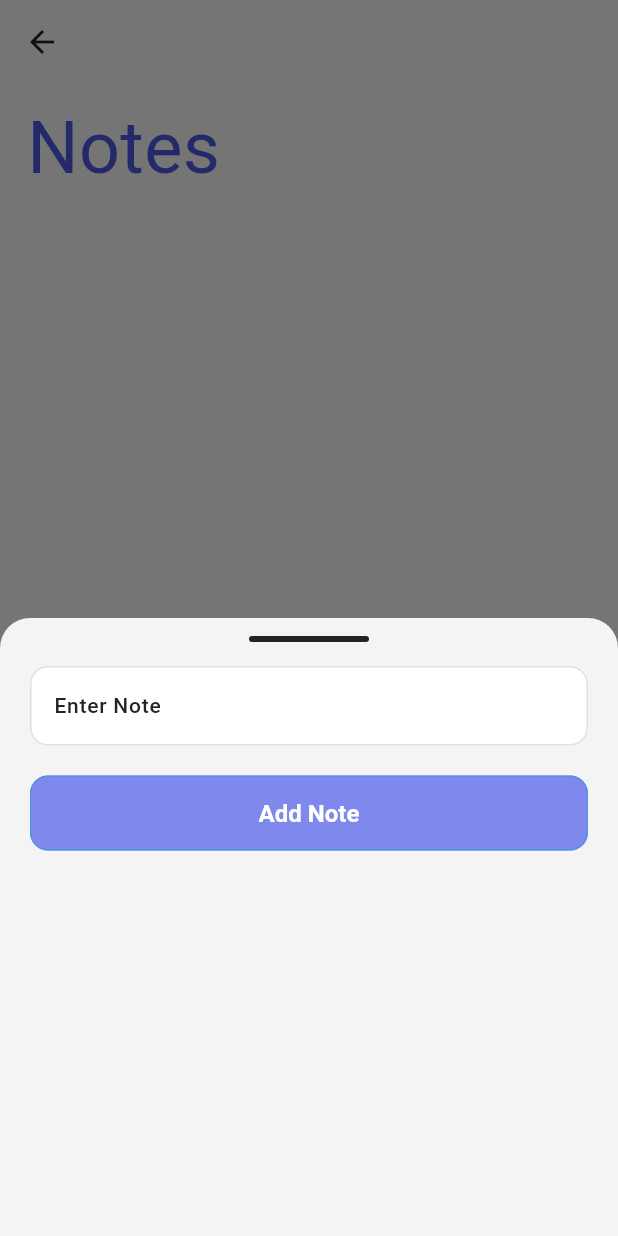
After one commit to mohamedbarakat24/Study-Hub, a Flutter app: the NotePages screen opened directly, after a tap on the "add" icon, on a phone screen of 412 x 824 dp. The commit adds this screen. Run offline on Flutter 3.47's test engine with Material 3 defaults, Android fonts, the phone set to English and light mode, and no system bars; our stand-ins replace animated_splash_screen, date_picker_timeline, file_picker, firebase_auth, firebase_core, flutter_staggered_animations and 13 more; missing offline and left inert: translator; accounts and stored records are empty; generated files the repository leaves out were written again; network calls fail; Roboto replaces fonts that are missing (Poppins).

Commit message:
add note feature

```diff
--- /dev/null
+++ b/lib/feature/noteApp/data/models/note_database.dart
@@ -0,0 +1,48 @@
+import 'package:flutter/material.dart';
+import 'package:isar/isar.dart';
+import 'package:path_provider/path_provider.dart';
+import 'package:study_hub/feature/noteApp/data/models/note_model.dart';
+
+class NoteDatabase extends ChangeNotifier {
+  static late Isar isar;
+
+  // Initialize Database
+  static Future<void> initialize() async {
+    final dir = await getApplicationDocumentsDirectory();
+    isar = await Isar.open([NoteSchema], directory: dir.path);
+  }
+
+  // List of Notes
+  final List<Note> currentNotes = [];
+
+  // Create
+  Future<void> createNote(String textFromUser) async {
+    final newNote = Note()..text = textFromUser;
+    await isar.writeTxn(() => isar.notes.put(newNote));
+    fetchNotes();
+  }
+
+  // Read
+  Future<void> fetchNotes() async {
+    List<Note> fetchedNotes = await isar.notes.where().findAll();
+    currentNotes.clear();
+    currentNotes.addAll(fetchedNotes);
+    notifyListeners();
+  }
+
+  // Update
+  Future<void> updateNote(int id, String newText) async {
+    final existingNote = await isar.notes.get(id);
+    if (existingNote != null) {
+      existingNote.text = newText;
+      await isar.writeTxn(() => isar.notes.put(existingNote));
+      fetchNotes();
+    }
+  }
+
+  // Delete
+  Future<void> deleteNote(int id) async {
+    await isar.writeTxn(() => isar.notes.delete(id));
+    fetchNotes();
+  }
+}
--- /dev/null
+++ b/lib/feature/noteApp/data/models/note_model.dart
@@ -0,0 +1,10 @@
+import 'package:isar/isar.dart';
+
+// dart run build_runner build
+part 'note_model.g.dart';
+
+@Collection()
+class Note {
+  Id id = Isar.autoIncrement;
+  late String text;
+}
--- /dev/null
+++ b/lib/feature/noteApp/presentation/note_page.dart
@@ -0,0 +1,314 @@
+import 'package:flutter/material.dart';
+import 'package:google_fonts/google_fonts.dart';
+import 'package:provider/provider.dart';
+import 'package:study_hub/core/constants/colors.dart';
+import 'package:study_hub/feature/noteApp/data/models/note_database.dart';
+import 'package:study_hub/feature/noteApp/data/models/note_model.dart';
+
+class NotePages extends StatefulWidget {
+  const NotePages({super.key});
+
+  @override
+  State<NotePages> createState() => _NotePagesState();
+}
+
+class _NotePagesState extends State<NotePages> {
+  final textController = TextEditingController();
+
+  @override
+  void initState() {
+    super.initState();
+    readNotes();
+  }
+
+  void openNoteBottomSheet({Note? note}) {
+    if (note != null) {
+      textController.text = note.text;
+    } else {
+      textController.clear();
+    }
+
+    showModalBottomSheet(
+      context: context,
+      isScrollControlled: true,
+      builder: (context) {
+        return Container(
+          height: MediaQuery.of(context).size.height * 0.5,
+          padding: EdgeInsets.only(
+            bottom: MediaQuery.of(context).viewInsets.bottom,
+            left: 20,
+            right: 20,
+            top: 10,
+          ),
+          decoration: BoxDecoration(
+            color: MyColors.softGrey,
+            borderRadius: const BorderRadius.vertical(top: Radius.circular(20)),
+          ),
+          child: SingleChildScrollView(
+            child: Column(
+              children: [
+                Container(
+                  width: 80,
+                  height: 4,
+                  margin: const EdgeInsets.only(top: 2, bottom: 16),
+                  decoration: BoxDecoration(
+                    color: MyColors.black,
+                    borderRadius: BorderRadius.circular(2),
+                  ),
+                ),
+                TextField(
+                  controller: textController,
+                  decoration: InputDecoration(
+                    hintText: "Enter Note",
+                    hintStyle: TextStyle(color: MyColors.black),
+                    border: OutlineInputBorder(
+                      borderRadius: BorderRadius.circular(12),
+                    ),
+                    filled: true,
+                    fillColor: MyColors.white,
+                  ),
+                  style: TextStyle(color: Colors.black),
+                ),
+                const SizedBox(height: 20),
+                SizedBox(
+                  width: double.infinity,
+                  height: 50,
+                  child: ElevatedButton(
+                    onPressed: () {
+                      if (note != null) {
+                        context.read<NoteDatabase>().updateNote(
+                          note.id,
+                          textController.text,
+                        );
+                      } else {
+                        context.read<NoteDatabase>().createNote(
+                          textController.text,
+                        );
+                      }
+                      textController.clear();
+                      Navigator.pop(context);
+                    },
+                    style: ElevatedButton.styleFrom(
+                      backgroundColor: MyColors.primaryClr.withOpacity(0.7),
+                      padding: const EdgeInsets.symmetric(vertical: 16),
+                      shape: RoundedRectangleBorder(
+                        borderRadius: BorderRadius.circular(12),
+                      ),
+                    ),
+                    child: Text(
+                      note != null ? "Update Note" : "Add Note",
+                      style: TextStyle(color: Colors.white, fontSize: 16),
+                    ),
+                  ),
+                ),
+              ],
+            ),
+          ),
+        );
+      },
+    );
+  }
+
+  void readNotes() {
+    context.read<NoteDatabase>().fetchNotes();
+  }
+
+  void deleteNote(int id) {
+    context.read<NoteDatabase>().deleteNote(id);
+  }
+
+  void openNoteDetailScreen(Note note) {
+    Navigator.push(
+      context,
+      MaterialPageRoute(builder: (context) => NoteDetailScreen(note: note)),
+    );
+  }
+
+  @override
+  Widget build(BuildContext context) {
+    final noteDatabase = context.watch<NoteDatabase>();
+    List<Note> currentNotes = noteDatabase.currentNotes;
+
+    return Scaffold(
+      appBar: AppBar(backgroundColor: MyColors.white),
+      backgroundColor: MyColors.white,
+      floatingActionButton: FloatingActionButton(
+        onPressed: () => openNoteBottomSheet(),
+        backgroundColor: MyColors.bluishClr,
+        child: const Icon(Icons.add, color: MyColors.white),
+      ),
+      body: Padding(
+        padding: const EdgeInsets.all(8.0),
+        child: Column(
+          crossAxisAlignment: CrossAxisAlignment.start,
+          children: [
+            Padding(
+              padding: const EdgeInsets.only(left: 10.0),
+              child: Text(
+                "Notes",
+                style: GoogleFonts.dmSerifText(
+                  fontSize: 48,
+                  color: MyColors.primaryClr,
+                ),
+              ),
+            ),
+
+            Expanded(
+              child: ListView.builder(
+                itemCount: currentNotes.length,
+                itemBuilder: (context, index) {
+                  final note = currentNotes[index];
+                  return Dismissible(
+                    key: Key(note.text),
+                    background: Container(
+                      color: Colors.red,
+                      alignment: Alignment.centerRight,
+                      padding: const EdgeInsets.only(right: 20),
+                      child: const Icon(Icons.delete, color: Colors.white),
+                    ),
+                    onDismissed: (direction) => deleteNote(note.id),
+                    direction: DismissDirection.endToStart,
+                    child: GestureDetector(
+                      onTap: () => openNoteDetailScreen(note),
+                      child: Container(
+                        width: double.infinity,
+                        margin: const EdgeInsets.all(8),
+                        decoration: BoxDecoration(
+                          color: MyColors.bluishClr,
+                          borderRadius: BorderRadius.circular(18),
+                        ),
+                        child: Padding(
+                          padding: const EdgeInsets.all(16.0),
+                          child: Row(
+                            children: [
+                              Expanded(
+                                child: Text(
+                                  note.text,
+                                  style: TextStyle(
+                                    color: MyColors.white,
+                                    fontSize: 22,
+                                    fontWeight: FontWeight.bold,
+                                  ),
+                                  maxLines: 2,
+                                  overflow: TextOverflow.ellipsis,
+                                ),
+                              ),
+                              IconButton(
+                                onPressed:
+                                    () => openNoteBottomSheet(note: note),
+                                icon: const Icon(
+                                  Icons.edit,
+                                  color: MyColors.white,
+                                ),
+                              ),
+                            ],
+                          ),
+                        ),
+                      ),
+                    ),
+                  );
+                },
+              ),
+            ),
+          ],
+        ),
+      ),
+    );
+  }
+}
+
+class NoteDetailScreen extends StatefulWidget {
+  final Note note;
+
+  const NoteDetailScreen({super.key, required this.note});
+
+  @override
+  State<NoteDetailScreen> createState() => _NoteDetailScreenState();
+}
+
+class _NoteDetailScreenState extends State<NoteDetailScreen> {
+  late TextEditingController _textController;
+  bool _isEditing = false;
+
+  @override
+  void initState() {
+    super.initState();
+    _textController = TextEditingController(text: widget.note.text);
+  }
+
+  @override
+  void dispose() {
+    _textController.dispose();
+    super.dispose();
+  }
+
+  void _toggleEditMode() {
+    setState(() {
+      _isEditing = !_isEditing;
+    });
+  }
+
+  void _saveNote() {
+    if (_textController.text.isNotEmpty) {
+      context.read<NoteDatabase>().updateNote(
+        widget.note.id,
+        _textController.text,
+      );
+      _toggleEditMode();
+      Navigator.pop(context);
+    }
+  }
+
+  @override
+  Widget build(BuildContext context) {
+    return Scaffold(
+      appBar: AppBar(
+        backgroundColor: MyColors.white,
+        title: Text(
+          _isEditing ? "Edit Note" : "Note Details",
+          style: TextStyle(color: MyColors.black),
+        ),
+        iconTheme: IconThemeData(color: MyColors.black),
+        actions: [
+          IconButton(
+            onPressed: _isEditing ? _saveNote : _toggleEditMode,
+            icon: Icon(
+              _isEditing ? Icons.save : Icons.edit,
+              color: MyColors.black,
+            ),
+          ),
+        ],
+      ),
+      backgroundColor: MyColors.white,
+      body: Padding(
+        padding: const EdgeInsets.all(16.0),
+        child:
+            _isEditing
+                ? TextField(
+                  controller: _textController,
+                  decoration: InputDecoration(
+                    hintText: "Enter Note",
+                    border: InputBorder.none,
+                  ),
+                  style: TextStyle(
+                    color: MyColors.black,
+                    fontSize: 24,
+                    fontWeight: FontWeight.bold,
+                  ),
+                  maxLines: null,
+                  autofocus: true,
+                )
+                : SingleChildScrollView(
+                  child: Text(
+                    widget.note.text,
+                    style: TextStyle(
+                      color: MyColors.black,
+                      fontSize: 24,
+                      fontWeight: FontWeight.bold,
+                    ),
+                  ),
+                ),
+      ),
+    );
+  }
+}
--- a/pubspec.yaml
+++ b/pubspec.yaml
@@ -33,8 +33,10 @@ dependencies:
   iconsax: ^0.0.8
   image_picker: ^1.1.2
   intl: ^0.19.0
+  isar: ^3.1.0+1
   logger: ^2.4.0
   lottie: ^3.1.2
+  provider: ^6.1.2
   rxdart: ^0.27.7
   shared_preferences: ^2.2.3
   smooth_page_indicator: ^1.2.0+3
```
Also changed, not shown: lib/main.dart (+17 -9 lines), lib/feature/noteApp/data/models/note_model.g.dart (added), pubspec.lock, 2 other files.
